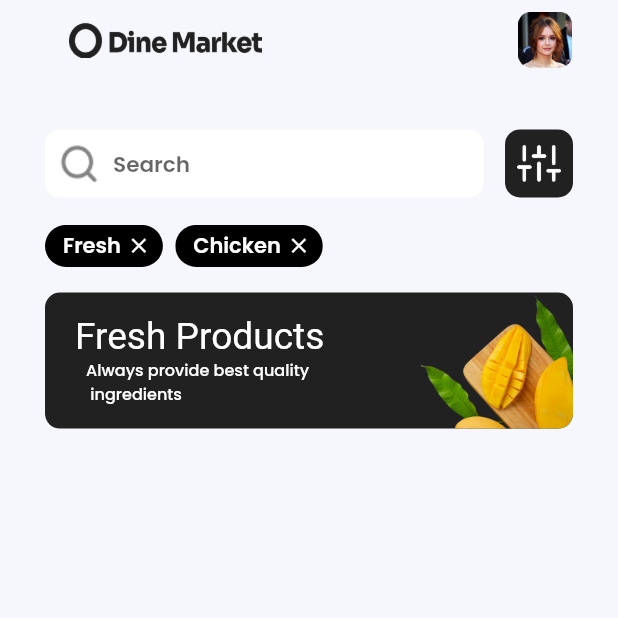
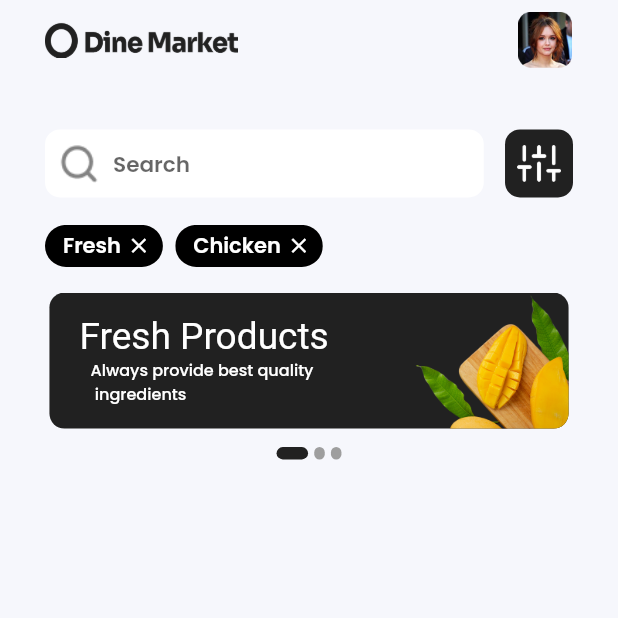
Before and after one commit to JhonatanAzevedo/Dine-Market, a Flutter app: the screen it shows after launch, on a phone screen of 412 x 824 dp, the top half of it. Run offline on Flutter 3.47's test engine with Material 2 defaults, Android fonts, the phone set to English and light mode, and no system bars; drawn by our look-alikes of carousel_slider, smooth_page_indicator; our stand-ins replace get, google_fonts.

Commit message:
implementaçao do smoothIndicator para slide card

```diff
--- /dev/null
+++ b/lib/app/bindings/home_bindings.dart
@@ -0,0 +1,10 @@
+import 'package:dine_market/app/controllers/home_controller/home_controller.dart';
+import 'package:get/get.dart';
+
+class HomeBindings implements Bindings {
+  @override
+  void dependencies() {
+    Get.lazyPut<HomeController>(()=> HomeController());
+  }
+
+}
--- /dev/null
+++ b/lib/app/controllers/home_controller/home_controller.dart
@@ -0,0 +1,11 @@
+import 'package:get/get.dart';
+
+class HomeController extends GetxController {
+
+  final activePositionCard = 0.obs;
+
+  setPositionCard(index){
+    activePositionCard.value = index;
+  }
+
+}
--- a/lib/app/routes/app_pages.dart
+++ b/lib/app/routes/app_pages.dart
@@ -1,3 +1,4 @@
+import 'package:dine_market/app/bindings/home_bindings.dart';
 import 'package:get/get.dart';
 
 import 'package:dine_market/app/ui/android/home/home_page.dart';
@@ -6,6 +7,6 @@ part './app_routes.dart';
 
 class AppPages {
   static final routes = [
-    GetPage(name: Routes.HOME, page: () => HomePage())
+    GetPage(name: Routes.HOME, page: () => HomePage(), binding: HomeBindings())
   ];
 }
--- a/lib/app/ui/android/home/home_page.dart
+++ b/lib/app/ui/android/home/home_page.dart
@@ -1,12 +1,18 @@
 import 'package:carousel_slider/carousel_options.dart';
 import 'package:carousel_slider/carousel_slider.dart';
+import 'package:dine_market/app/controllers/home_controller/home_controller.dart';
 import 'package:flutter/material.dart';
+import 'package:get/get.dart';
 import 'package:google_fonts/google_fonts.dart';
+import 'package:smooth_page_indicator/smooth_page_indicator.dart';
 
-class HomePage extends StatelessWidget {
+class HomePage extends GetView<HomeController> {
+  final homeController = Get.put(HomeController());
+
   final assetsImage = [
     'assets/images/cardImage.png',
-    'assets/images/user_profile.png'
+    'assets/images/user_profile.png',
+    'assets/images/cardImage.png',
   ];
 
   @override
@@ -17,40 +23,45 @@ class HomePage extends StatelessWidget {
       backgroundColor: Color(0XFFF6F7FC),
       body: SafeArea(
         child: Padding(
-          padding: const EdgeInsets.only(top: 8.0, left: 30, right: 30),
+          padding: const EdgeInsets.only(
+            top: 8.0,
+          ),
           child: Column(
             children: [
               // top bar
-              Container(
+              Padding(
+                padding: const EdgeInsets.only(left: 30, right: 30),
+                child: Container(
                   height: height * 4.5,
                   child: Row(
                     mainAxisAlignment: MainAxisAlignment.spaceBetween,
                     children: [
                       Container(
+                        alignment: Alignment.centerLeft,
                         width: width * 39,
                         height: height * 2.9,
-                      decoration: BoxDecoration(
-                          image: DecorationImage(
+                        child: Image(
                           image: AssetImage('assets/images/logo.png'),
-                      )),
+                        ),
                       ),
                       Container(
-                      child: Container(
                         height: height * 4.5,
                         width: height * 4.5,
                         decoration: BoxDecoration(
                             image: DecorationImage(
                                 image: AssetImage(
                                     'assets/images/user_profile.png'))),
-                      ),
                       )
                     ],
+                  ),
                 ),
               ),
               SizedBox(
                 height: height * 5,
               ),
               Container(
+                child: Padding(
+                  padding: const EdgeInsets.only(left: 30, right: 30),
                   child: Column(
                     children: [
                       Row(
@@ -70,8 +81,8 @@ class HomePage extends StatelessWidget {
                                   child: TextButton(
                                     onPressed: () {},
                                     child: Image(
-                                    image:
-                                        AssetImage('assets/images/search.png'),
+                                      image: AssetImage(
+                                          'assets/images/search.png'),
                                     ),
                                   ),
                                 ),
@@ -102,7 +113,8 @@ class HomePage extends StatelessWidget {
                             child: TextButton(
                                 onPressed: () {},
                                 child: Image(
-                                image: AssetImage('assets/images/sliders.png'),
+                                  image:
+                                      AssetImage('assets/images/sliders.png'),
                                 )),
                           ),
                         ],
@@ -158,19 +170,20 @@ class HomePage extends StatelessWidget {
                     ],
                   ),
                 ),
+              ),
               SizedBox(
                 height: height * 4,
               ),
               Container(
                 decoration: BoxDecoration(
-                  color: Color(0xff212121),
                     borderRadius: BorderRadius.all(Radius.circular(10))),
-                height: height * 11,
                 child: CarouselSlider.builder(
                   itemCount: assetsImage.length,
                   options: CarouselOptions(
                     height: height * 11,
                     viewportFraction: 1,
+                    onPageChanged: (index, reason) =>
+                        homeController.setPositionCard(index),
                   ),
                   itemBuilder: (context, index, realIndex) {
                     final assetImage = assetsImage[index];
@@ -180,17 +193,44 @@ class HomePage extends StatelessWidget {
                   },
                 ),
               ),
+              SizedBox(
+                height: height * 1.5,
+              ),
+              buidIndicator(height, width),
             ],
           ),
         ),
       ),
     );
   }
+
+  Widget buidIndicator(h, w) {
+    return GetX<HomeController>(
+      builder: (homeController) {
+        return AnimatedSmoothIndicator(
+
+          activeIndex: homeController.activePositionCard.value,
+          count: assetsImage.length,
+          effect: ExpandingDotsEffect(dotColor: Colors.grey,
+          activeDotColor: Color(0XFF212121),
+          dotHeight:  h * 1,
+          dotWidth: w * 1.7,
+          spacing: w * 1,
+
+
+          ),
+        );
+      },
+    );
+  }
 }
 
 Widget buildCard(String assetImages, int index, w) {
   return Container(
+    width: w * 84,
+    margin: EdgeInsets.symmetric(horizontal: w * 1),
     decoration: BoxDecoration(
+      color: Color(0xff212121),
       borderRadius: BorderRadius.all(
         Radius.circular(10),
       ),
```
Lines whose indentation alone changed are shown as unchanged.
